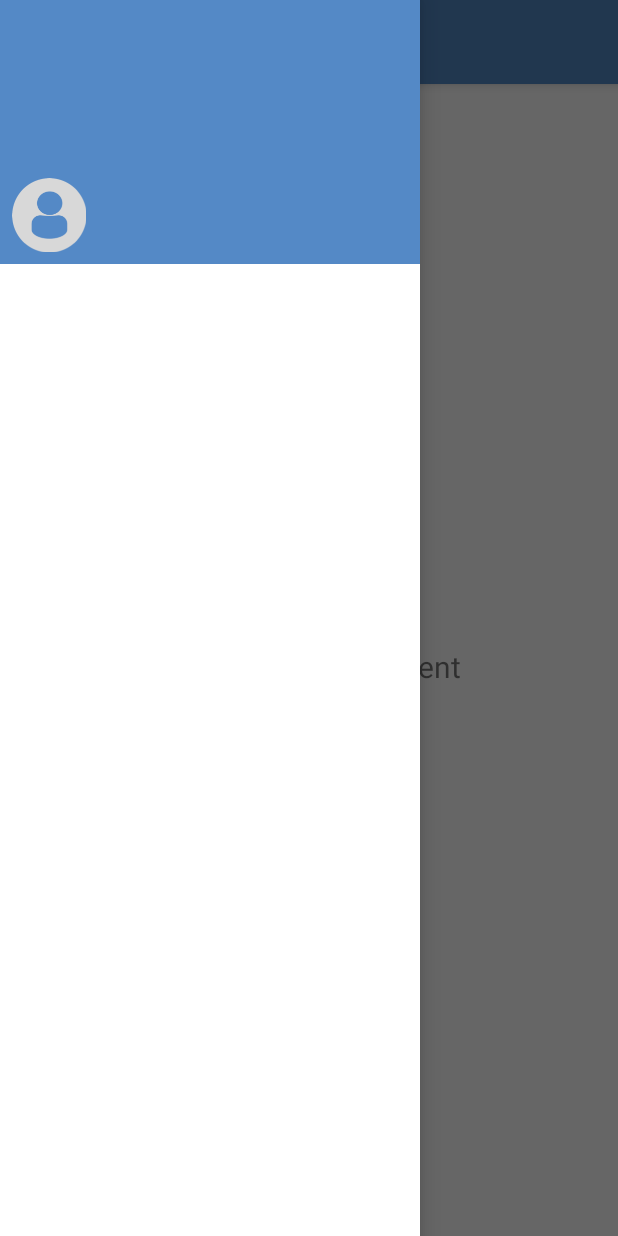
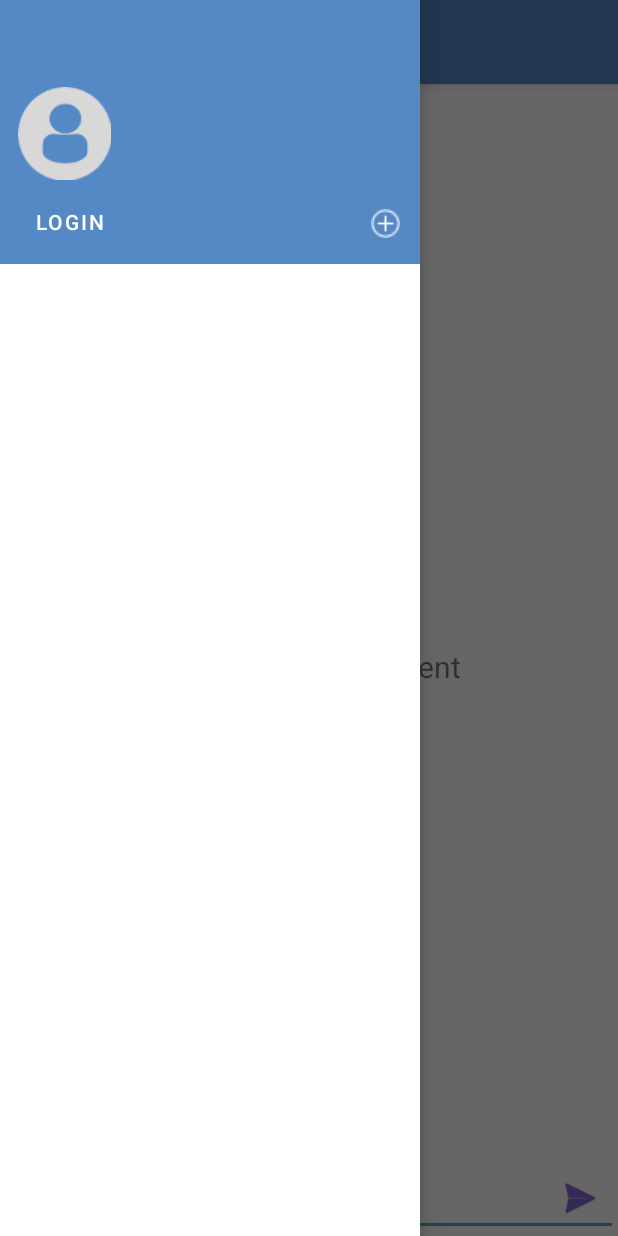
Before and after one commit to tavooski/Smack, an Android app: the screen it shows after launch (MainActivity), with the side drawer open, on a phone screen of 412 x 824 dp. Run offline under Robolectric (Android 15) with nearby library versions, the phone set to English and light mode, and no system bars; our stand-ins replace navigation-ui.

Commit message:
feat: established main ui and nav header

```diff
--- a/app/src/main/java/com/example/smack/MainActivity.kt
+++ b/app/src/main/java/com/example/smack/MainActivity.kt
@@ -2,6 +2,7 @@ package com.example.smack
 
 import android.os.Bundle
 import android.view.Menu
+import android.view.View
 import com.google.android.material.snackbar.Snackbar
 import com.google.android.material.navigation.NavigationView
 import androidx.navigation.findNavController
@@ -44,4 +45,16 @@ class MainActivity : AppCompatActivity() {
         val navController = findNavController(R.id.nav_host_fragment_content_main)
         return navController.navigateUp(appBarConfiguration) || super.onSupportNavigateUp()
     }
+
+    fun loginBttnNavClicked(view: View) {
+
+    }
+
+    fun addChannelClicked(view: View) {
+
+    }
+
+    fun sendMessageBttnClicked(view: View) {
+
+    }
 }
--- a/app/src/main/res/layout/content_main.xml
+++ b/app/src/main/res/layout/content_main.xml
@@ -17,4 +17,50 @@
         app:layout_constraintRight_toRightOf="parent"
         app:layout_constraintTop_toTopOf="parent"
         app:navGraph="@navigation/mobile_navigation" />
+
+    <TextView
+        android:id="@+id/mainChannelName"
+        android:layout_width="0dp"
+        android:layout_height="wrap_content"
+        android:layout_marginTop="8dp"
+        android:text="Please Log In"
+        android:textAlignment="center"
+        app:layout_constraintEnd_toEndOf="parent"
+        app:layout_constraintStart_toStartOf="parent"
+        app:layout_constraintTop_toTopOf="@+id/nav_host_fragment_content_main" />
+
+    <EditText
+        android:id="@+id/messageTextField"
+        android:layout_width="0dp"
+        android:layout_height="wrap_content"
+        android:ems="10"
+        android:gravity="start|top"
+        android:hint="message:"
+        android:inputType="textMultiLine"
+        app:layout_constraintBottom_toBottomOf="parent"
+        app:layout_constraintEnd_toEndOf="parent"
+        app:layout_constraintStart_toStartOf="parent" />
+
+    <ImageButton
+        android:id="@+id/sendMessageBttn"
+        android:layout_width="35dp"
+        android:layout_height="35dp"
+        android:layout_marginEnd="8dp"
+        android:layout_marginBottom="8dp"
+        android:background="@android:color/transparent"
+        android:onClick="sendMessageBttnClicked"
+        app:layout_constraintBottom_toBottomOf="parent"
+        app:layout_constraintEnd_toEndOf="parent"
+        app:srcCompat="@android:drawable/ic_menu_send"
+        app:tint="@color/purple_700" />
+
+    <androidx.recyclerview.widget.RecyclerView
+        android:id="@+id/messageListView"
+        android:layout_width="0dp"
+        android:layout_height="0dp"
+        android:layout_marginTop="8dp"
+        app:layout_constraintBottom_toTopOf="@+id/messageTextField"
+        app:layout_constraintEnd_toEndOf="parent"
+        app:layout_constraintStart_toStartOf="parent"
+        app:layout_constraintTop_toBottomOf="@+id/mainChannelName" />
 </androidx.constraintlayout.widget.ConstraintLayout>
--- a/app/src/main/res/layout/nav_header_main.xml
+++ b/app/src/main/res/layout/nav_header_main.xml
@@ -10,34 +10,61 @@
     android:theme="@style/ThemeOverlay.AppCompat.Dark">
 
     <ImageView
-        android:id="@+id/imageView"
-        android:layout_width="wrap_content"
-        android:layout_height="wrap_content"
+        android:id="@+id/userImageNavHeader"
+        android:layout_width="70dp"
+        android:layout_height="70dp"
         android:layout_marginStart="8dp"
         android:layout_marginBottom="8dp"
         android:contentDescription="@string/nav_header_desc"
         android:paddingTop="@dimen/nav_header_vertical_spacing"
-        app:layout_constraintBottom_toBottomOf="parent"
+        app:layout_constraintBottom_toTopOf="@+id/loginBttnNavHeader"
         app:layout_constraintStart_toStartOf="parent"
         app:srcCompat="@drawable/profiledefault" />
 
     <TextView
-        android:id="@+id/textView2"
+        android:id="@+id/usernameNavHeader"
         android:layout_width="wrap_content"
         android:layout_height="wrap_content"
         android:layout_marginStart="8dp"
         android:paddingTop="@dimen/nav_header_vertical_spacing"
         android:textAppearance="@style/TextAppearance.AppCompat.Body1"
-        app:layout_constraintStart_toEndOf="@+id/imageView"
-        app:layout_constraintTop_toTopOf="@+id/imageView"
+        app:layout_constraintStart_toEndOf="@+id/userImageNavHeader"
+        app:layout_constraintTop_toTopOf="@+id/userImageNavHeader"
         tools:text="GustavoR" />
 
     <TextView
-        android:id="@+id/textView"
+        android:id="@+id/userEmailNavHeader"
         android:layout_width="wrap_content"
         android:layout_height="wrap_content"
         android:layout_marginStart="8dp"
-        app:layout_constraintStart_toEndOf="@+id/imageView"
-        app:layout_constraintTop_toBottomOf="@+id/textView2"
+        app:layout_constraintStart_toEndOf="@+id/userImageNavHeader"
+        app:layout_constraintTop_toBottomOf="@+id/usernameNavHeader"
         tools:text="tavo@dev.com" />
+
+    <Button
+        android:id="@+id/loginBttnNavHeader"
+        android:layout_width="wrap_content"
+        android:layout_height="40dp"
+        android:layout_marginStart="8dp"
+        android:layout_marginBottom="8dp"
+        android:background="@android:color/transparent"
+        android:onClick="loginBttnNavClicked"
+        android:text="@string/login"
+        android:textAlignment="viewStart"
+        app:layout_constraintBottom_toBottomOf="parent"
+        app:layout_constraintStart_toStartOf="parent" />
+
+    <ImageButton
+        android:id="@+id/addChannelBttn"
+        android:layout_width="30dp"
+        android:layout_height="30dp"
+        android:layout_marginEnd="8dp"
+        android:layout_marginBottom="12dp"
+        android:background="@android:color/transparent"
+        android:onClick="addChannelClicked"
+        android:padding="5dp"
+        android:scaleType="fitXY"
+        app:layout_constraintBottom_toBottomOf="parent"
+        app:layout_constraintEnd_toEndOf="parent"
+        app:srcCompat="@drawable/addchannelbutton" />
 </androidx.constraintlayout.widget.ConstraintLayout>
--- a/app/src/main/res/values/strings.xml
+++ b/app/src/main/res/values/strings.xml
@@ -10,4 +10,5 @@
     <string name="menu_home">Home</string>
     <string name="menu_gallery">Gallery</string>
     <string name="menu_slideshow">Slideshow</string>
+    <string name="login">Login</string>
 </resources>
```
